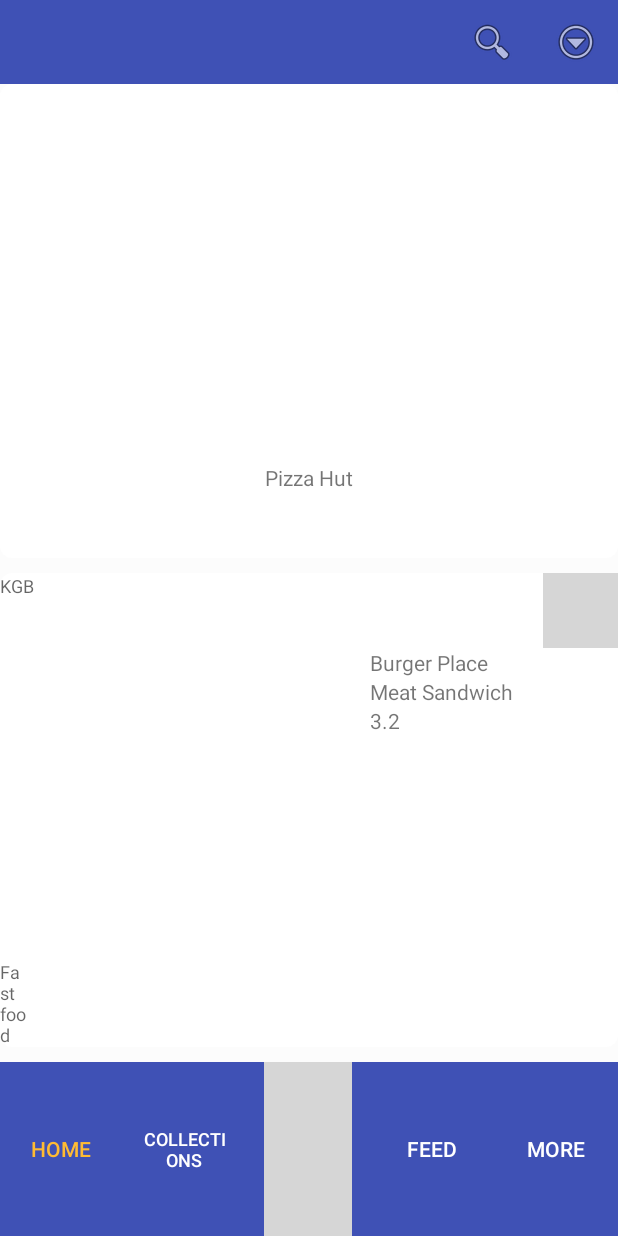
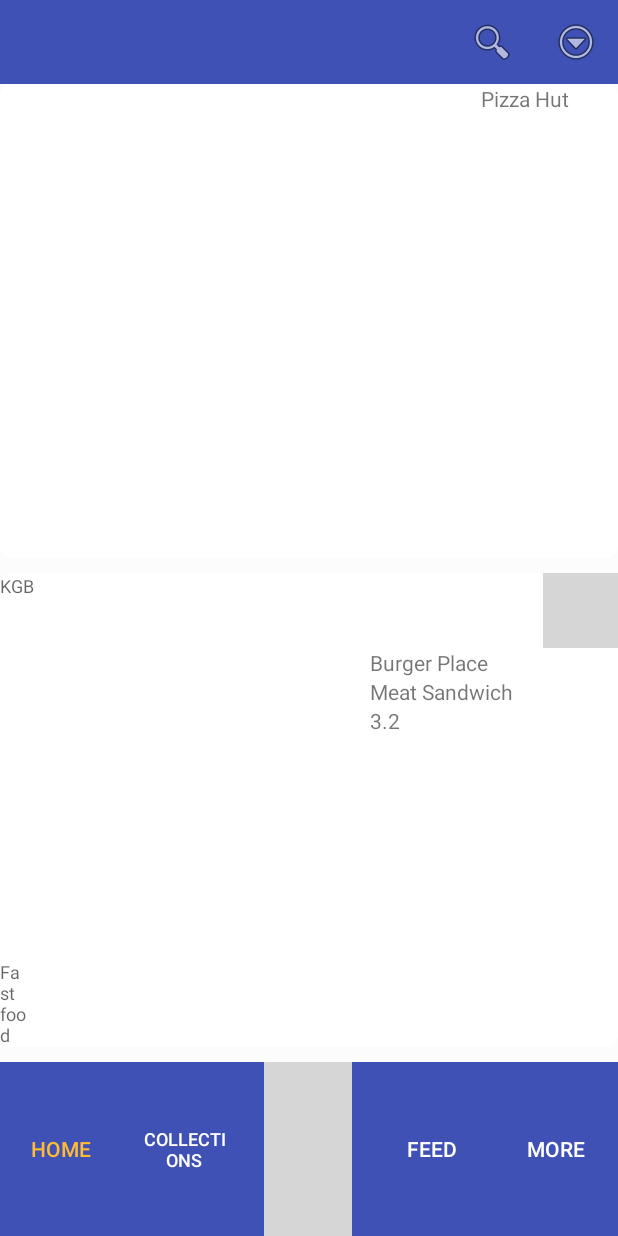
Before and after one commit to z80lives/XodeboxFood, an Android app: the screen it shows after launch (MainActivity), on a phone screen of 412 x 824 dp. Run offline under Robolectric (Android 15) with nearby library versions, the phone set to English and light mode, and no system bars; network calls fail; grey boxes are pictures that could not be loaded.

Commit message:
vertical to horizontal

```diff
--- a/app/src/main/res/layout/restaurant_feature_item.xml
+++ b/app/src/main/res/layout/restaurant_feature_item.xml
@@ -1,25 +1,25 @@
 <?xml version="1.0" encoding="utf-8"?>
 <LinearLayout
     xmlns:android="http://schemas.android.com/apk/res/android"
-    android:orientation="vertical"
+    android:orientation="horizontal"
     android:layout_width="match_parent"
     android:layout_height="match_parent"
     android:weightSum="1">
 
     <ImageView
         android:contentDescription="@string/startscreen_media_pic_desc"
-        android:layout_width="fill_parent"
-        android:layout_height="0dp"
-        android:layout_weight="0.8"
+        android:layout_width="0dp"
+        android:layout_height="fill_parent"
+        android:layout_weight="0.7"
         android:src="@android:drawable/ic_menu_gallery"
         android:scaleType="fitXY"
         android:id="@+id/imageview_restaurant_image"
         />
 
     <TextView
-        android:layout_width="fill_parent"
-        android:layout_height="0dp"
-        android:layout_weight="0.2"
+        android:layout_width="0dp"
+        android:layout_height="fill_parent"
+        android:layout_weight="0.3"
         android:gravity="center_horizontal"
         android:text="@string/placeholder_rest_description"
         android:id="@+id/textview_restaurant_description"
```
